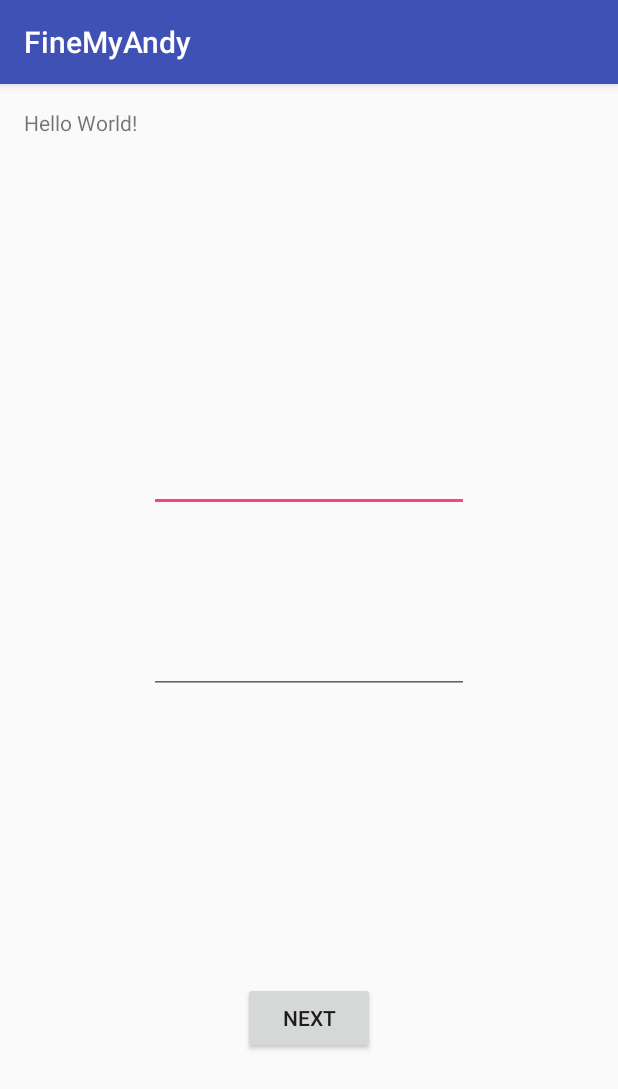
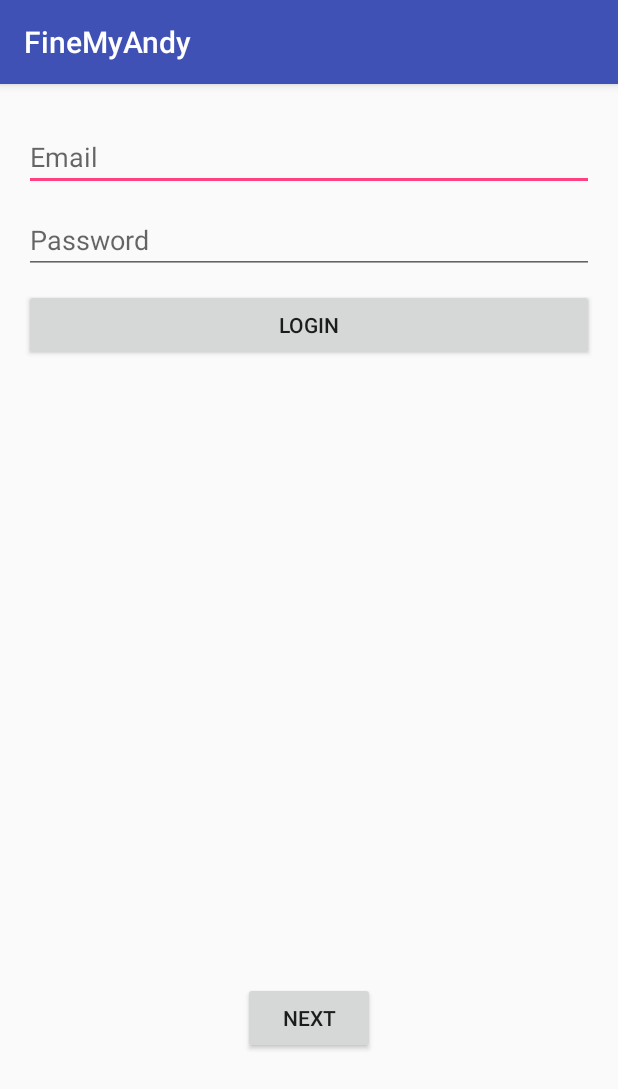
Before and after one commit to ArturoAguilarAlvarez/FineMyAndy, an Android app: the screen it shows after launch (LoginActivity), on a phone screen of 412 x 824 dp. Shown: the top 1089 px of the screen. Run offline under Robolectric (Android 15) with nearby library versions, the phone set to English and light mode, and no system bars.

Commit message:
VersionLoginIntegrado

```diff
--- a/app/src/main/AndroidManifest.xml
+++ b/app/src/main/AndroidManifest.xml
@@ -5,7 +5,7 @@
     <uses-permission android:name="android.permission.INTERNET" />
     <uses-permission android:name="android.permission.VIBRATE" />
     <uses-permission android:name="android.permission.CAMERA" />
-
+    <uses-permission android:name="android.permission.ACCESS_NETWORK_STATE" />
     <uses-permission android:name="android.permission.ACCESS_FINE_LOCATION" />
 
     <application
--- a/app/src/main/res/layout/activity_login.xml
+++ b/app/src/main/res/layout/activity_login.xml
@@ -19,27 +19,34 @@
         android:layout_centerHorizontal="true"
         android:layout_marginBottom="105dp" />
 
-    <TextView
-        android:layout_width="wrap_content"
-        android:layout_height="wrap_content"
-        android:text="Hello World!" />
-
     <EditText
-        android:layout_width="wrap_content"
+        android:layout_width="match_parent"
         android:layout_height="wrap_content"
         android:inputType="textEmailAddress"
         android:ems="10"
-        android:id="@+id/editText"
-        android:layout_above="@+id/editText2"
-        android:layout_centerHorizontal="true"
-        android:layout_marginBottom="76dp" />
+        android:id="@+id/email"
+        android:layout_alignParentTop="true"
+        android:layout_alignParentLeft="true"
+        android:layout_alignParentStart="true"
+        android:hint="Email"
+        android:layout_marginTop="10dp"/>
 
     <EditText
-        android:layout_width="wrap_content"
+        android:layout_width="match_parent"
         android:layout_height="wrap_content"
         android:inputType="textPassword"
         android:ems="10"
-        android:id="@+id/editText2"
-        android:layout_centerVertical="true"
-        android:layout_alignStart="@+id/editText" />
+        android:id="@+id/password"
+        android:layout_below="@+id/email"
+        android:hint="Password"
+        android:layout_marginTop="10dp"/>
+
+    <Button
+        android:layout_width="match_parent"
+        android:layout_height="wrap_content"
+        android:text="LOGIN"
+        android:id="@+id/button"
+        android:layout_below="@+id/password"
+        android:layout_marginTop="10dp"
+        android:onClick="checkLogin"/>
 </RelativeLayout>
```
Also changed, not shown: app/src/main/java/com/example/arturo/finemyandy/LoginActivity.java (+163 -0 lines).
